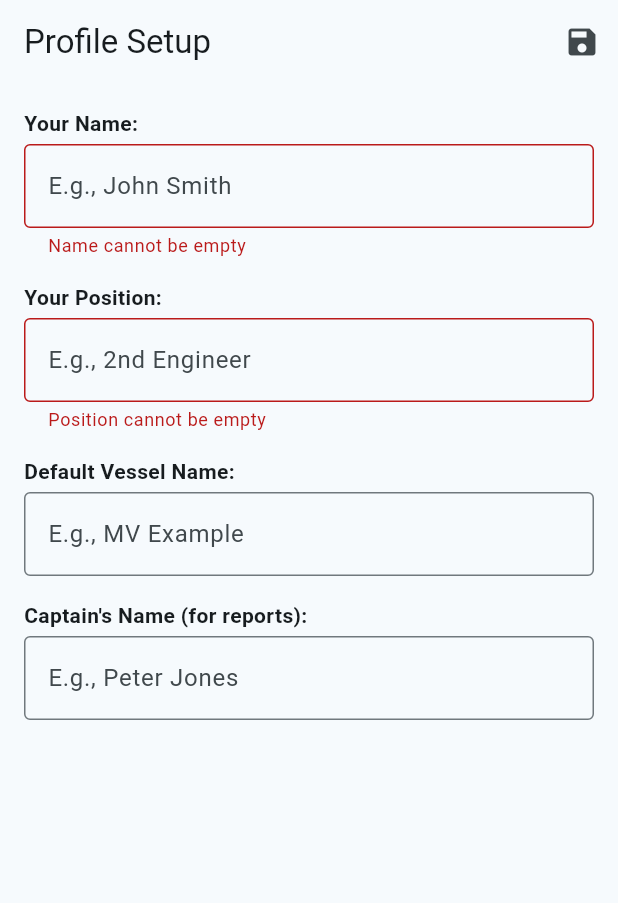
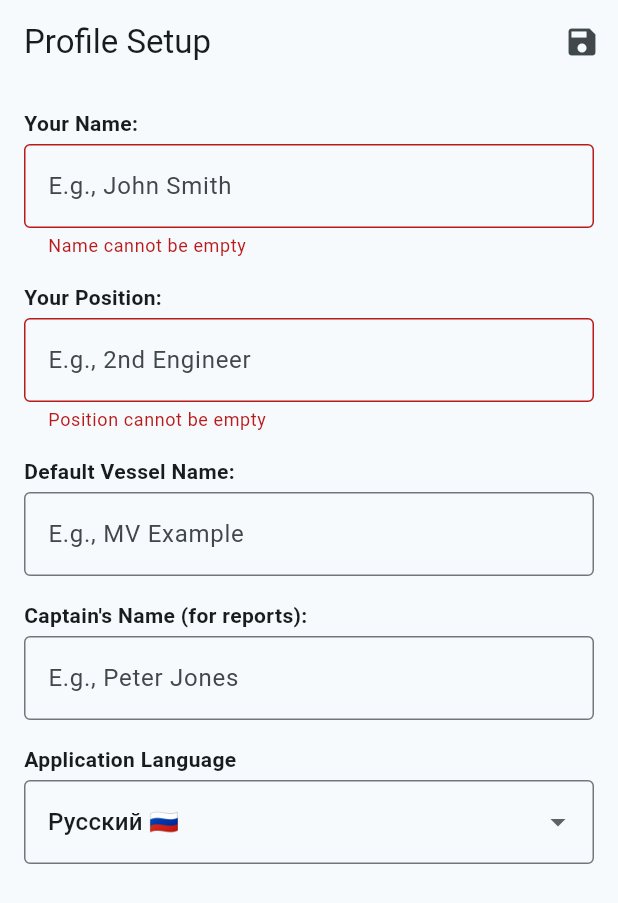
Before and after one commit to Svid39/marine_checklist_app, a Flutter app: the screen it shows after launch, after a tap on the "save" icon, on a phone screen of 412 x 824 dp. Shown: the top 903 px of the screen. Run offline on Flutter 3.47's test engine with Material 3 defaults, Android fonts, the phone set to English and light mode, and no system bars; our stand-ins replace flutter_image_compress, hive, hive_flutter, image_picker, pdf, permission_handler and 1 more; accounts and stored records are empty.

Commit message:
feat: add language selection and localization support for user profile

```diff
--- a/lib/l10n/intl_en.arb
+++ b/lib/l10n/intl_en.arb
@@ -143,5 +143,6 @@
     "defaultVesselName": "Default Vessel Name:",
     "defaultVesselNameHint": "E.g., MV Example",
     "captainNameForReports": "Captain's Name (for reports):",
-"captainNameHint": "E.g., Peter Jones"
+    "captainNameHint": "E.g., Peter Jones",
+    "appLanguage": "Application Language"
 }
--- a/lib/l10n/intl_ru.arb
+++ b/lib/l10n/intl_ru.arb
@@ -363,5 +363,6 @@
     "defaultVesselName": "Название Судна (по умолчанию):",
     "defaultVesselNameHint": "Например, MV Example",
     "captainNameForReports": "Имя Капитана (для отчетов):",
-    "captainNameHint": "Например, Петр Петров"
+    "captainNameHint": "Например, Петр Петров",
+    "appLanguage": "Язык приложения"
 }
--- a/lib/main.dart
+++ b/lib/main.dart
@@ -19,13 +19,13 @@ import 'screens/app_settings_screen.dart'; // Для AppSettingsScreen
 import 'package:marine_checklist_app/generated/l10n.dart'; // Make sure this import is correct
 import 'package:flutter_localizations/flutter_localizations.dart';
 
-
 // Константы для имен ящиков
 const String userProfileBoxName = 'userProfileBox';
 const String templatesBoxName = 'templatesBox';
 const String instancesBoxName = 'instancesBox';
 const String deficienciesBoxName = 'deficienciesBox';
 
+final ValueNotifier<Locale> localeNotifier = ValueNotifier(const Locale('en'));
 
 Future<void> main() async {
   WidgetsFlutterBinding.ensureInitialized();
@@ -61,13 +61,21 @@ Future<void> main() async {
   final profileBox = Hive.box<UserProfile>(userProfileBoxName);
   UserProfile? userProfile = profileBox.get(1); // Профиль хранится под ключом 1
 
+  // --- НОВЫЙ КОД: Устанавливаем начальную локаль из профиля ---
+  if (userProfile?.languageCode != null &&
+      userProfile!.languageCode!.isNotEmpty) {
+    localeNotifier.value = Locale(userProfile.languageCode!);
+  }
+// --- КОНЕЦ НОВОГО КОДА ---
+
   Widget initialScreen;
   bool profileNeedsSetup = userProfile == null ||
       (userProfile.name == null || userProfile.name!.trim().isEmpty) ||
       (userProfile.position == null || userProfile.position!.trim().isEmpty);
 
   if (profileNeedsSetup) {
-    debugPrint("Профиль не найден или не заполнен. Открываем AppSettingsScreen.");
+    debugPrint(
+        "Профиль не найден или не заполнен. Открываем AppSettingsScreen.");
     initialScreen = const AppSettingsScreen(isFirstRun: true);
   } else {
     debugPrint("Профиль найден. Открываем DashboardScreen.");
@@ -80,34 +88,40 @@ Future<void> main() async {
 
 // --- ИЗМЕНЕНИЕ: MyApp теперь принимает homeScreen ---
 class MyApp extends StatelessWidget {
-  final Widget homeScreen; // Добавляем поле для стартового экрана
+  final Widget homeScreen;
 
   const MyApp({
     super.key,
-    required this.homeScreen, // Делаем его обязательным
+    required this.homeScreen,
   });
 
   @override
   Widget build(BuildContext context) {
+    // Оборачиваем MaterialApp в ValueListenableBuilder
+    return ValueListenableBuilder<Locale>(
+      valueListenable: localeNotifier,
+      builder: (context, currentLocale, child) {
+        // Этот builder будет перестраиваться каждый раз,
+        // когда меняется значение в localeNotifier
+        return MaterialApp(
+          locale: currentLocale, // <-- Устанавливаем текущую локаль
 
-    return MaterialApp(
-
-      // ADD THESE LINES
-      // =================================================
           localizationsDelegates: const [
-        S.delegate, // Your generated delegate
+            S.delegate,
             GlobalMaterialLocalizations.delegate,
             GlobalWidgetsLocalizations.delegate,
             GlobalCupertinoLocalizations.delegate,
           ],
           supportedLocales: S.delegate.supportedLocales,
-      // =================================================
+
           title: 'Marine Checklist App',
           theme: ThemeData(
             colorScheme: ColorScheme.fromSeed(seedColor: Colors.blueGrey),
             useMaterial3: true,
           ),
-      home: homeScreen, // Используем переданный экран как домашний
+          home: homeScreen,
+        );
+      },
     );
   }
 }
--- a/lib/models/user_profile.dart
+++ b/lib/models/user_profile.dart
@@ -4,7 +4,6 @@ part 'user_profile.g.dart'; // Оставляем для Hive
 
 @HiveType(typeId: 0) // Уникальный ID=0
 class UserProfile extends HiveObject {
-
   @HiveField(0) // Номер поля 0
   String? name;
 
@@ -17,10 +16,14 @@ class UserProfile extends HiveObject {
   @HiveField(3) // Номер поля 3
   String? captainName;
 
+  @HiveField(4) // <-- НОВОЕ ПОЛЕ
+  String? languageCode;
+
   UserProfile({
     this.name,
     this.position,
     this.shipName,
     this.captainName,
+    this.languageCode,
   });
 }
--- a/lib/screens/app_settings_screen.dart
+++ b/lib/screens/app_settings_screen.dart
@@ -80,6 +80,10 @@ class _AppSettingsScreenState extends State<AppSettingsScreen> {
 
       try {
         await _profileBox.put(1, _userProfile);
+        // --- НОВАЯ СТРОКА: Уведомляем приложение о смене языка ---
+        localeNotifier.value = Locale(_userProfile.languageCode ?? 'ru');
+
+        if (!mounted) return;
 
         if (!mounted) return;
         ScaffoldMessenger.of(context).showSnackBar(
@@ -116,7 +120,9 @@ class _AppSettingsScreenState extends State<AppSettingsScreen> {
     return Scaffold(
       appBar: AppBar(
         title: Text(
-          widget.isFirstRun ? S.of(context).profileSetup : S.of(context).appSettings,
+          widget.isFirstRun
+              ? S.of(context).profileSetup
+              : S.of(context).appSettings,
         ),
         automaticallyImplyLeading: !widget.isFirstRun,
         actions: [
@@ -127,7 +133,9 @@ class _AppSettingsScreenState extends State<AppSettingsScreen> {
           ),
         ],
       ),
-      body: _isLoading ? const Center(child: CircularProgressIndicator()) : _buildForm(),
+      body: _isLoading
+          ? const Center(child: CircularProgressIndicator())
+          : _buildForm(),
     );
   }
 
@@ -139,7 +147,8 @@ class _AppSettingsScreenState extends State<AppSettingsScreen> {
         child: Column(
           crossAxisAlignment: CrossAxisAlignment.start,
           children: <Widget>[
-            Text(S.of(context).yourName, style: const TextStyle(fontWeight: FontWeight.bold)),
+            Text(S.of(context).yourName,
+                style: const TextStyle(fontWeight: FontWeight.bold)),
             const SizedBox(height: 4),
             TextFormField(
               controller: _nameController,
@@ -156,7 +165,8 @@ class _AppSettingsScreenState extends State<AppSettingsScreen> {
               },
             ),
             const SizedBox(height: 16),
-            Text(S.of(context).yourPosition, style: const TextStyle(fontWeight: FontWeight.bold)),
+            Text(S.of(context).yourPosition,
+                style: const TextStyle(fontWeight: FontWeight.bold)),
             const SizedBox(height: 4),
             TextFormField(
               controller: _positionController,
@@ -173,7 +183,8 @@ class _AppSettingsScreenState extends State<AppSettingsScreen> {
               },
             ),
             const SizedBox(height: 16),
-            Text(S.of(context).defaultVesselName, style: const TextStyle(fontWeight: FontWeight.bold)),
+            Text(S.of(context).defaultVesselName,
+                style: const TextStyle(fontWeight: FontWeight.bold)),
             const SizedBox(height: 4),
             TextFormField(
               controller: _shipNameController,
@@ -184,7 +195,8 @@ class _AppSettingsScreenState extends State<AppSettingsScreen> {
               ),
             ),
             const SizedBox(height: 16),
-            Text(S.of(context).captainNameForReports, style: const TextStyle(fontWeight: FontWeight.bold)),
+            Text(S.of(context).captainNameForReports,
+                style: const TextStyle(fontWeight: FontWeight.bold)),
             const SizedBox(height: 4),
             TextFormField(
               controller: _captainNameController,
@@ -194,6 +206,38 @@ class _AppSettingsScreenState extends State<AppSettingsScreen> {
                 border: const OutlineInputBorder(),
               ),
             ),
+            const SizedBox(height: 16),
+            Text(
+              S.of(context).appLanguage,
+              style: const TextStyle(fontWeight: FontWeight.bold),
+            ),
+            const SizedBox(height: 4),
+            DropdownButtonFormField<String>(
+              value:
+                  _userProfile.languageCode ?? 'ru', // Язык по умолчанию 'ru'
+              decoration: const InputDecoration(
+                border: OutlineInputBorder(),
+              ),
+              items: const [
+                // Список поддерживаемых языков
+                DropdownMenuItem(
+                  value: 'ru',
+                  child: Text('Русский 🇷🇺'),
+                ),
+                DropdownMenuItem(
+                  value: 'en',
+                  child: Text('English 🇬🇧'),
+                ),
+              ],
+              onChanged: (String? newValue) {
+                if (newValue != null) {
+                  setState(() {
+                    _userProfile.languageCode = newValue;
+                  });
+                }
+              },
+            ),
+            const SizedBox(height: 16),
           ],
         ),
       ),
```
Also changed, not shown: lib/generated/intl/messages_en.dart, lib/generated/intl/messages_ru.dart, lib/generated/l10n.dart, lib/models/user_profile.g.dart, 1 other file. Lines whose indentation alone changed are shown as unchanged.
